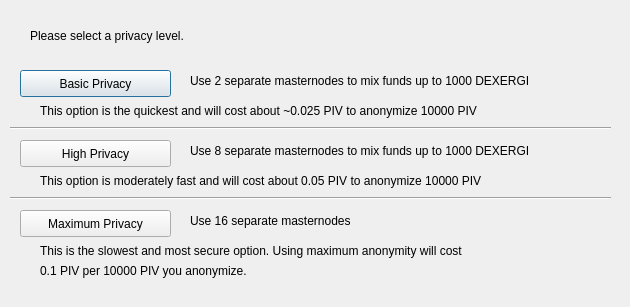
Qt form src/qt/forms/obfuscationconfig.ui (royalsoftkv/dexergi) before a commit.
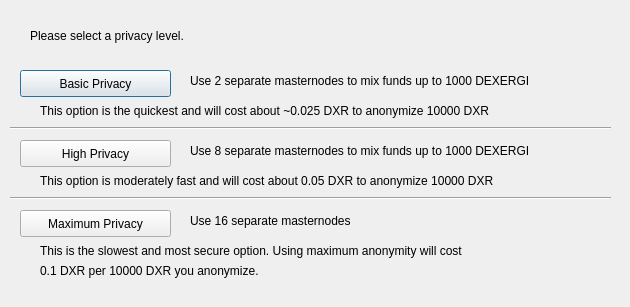
The same form after that commit.

Diff of the .ui file:
```diff
--- a/src/qt/forms/obfuscationconfig.ui
+++ b/src/qt/forms/obfuscationconfig.ui
@@ -114,7 +114,7 @@
     </rect>
    </property>
    <property name="text">
-    <string>This option is the quickest and will cost about ~0.025 PIV to anonymize 10000 PIV</string>
+    <string>This option is the quickest and will cost about ~0.025 DXR to anonymize 10000 DXR</string>
    </property>
   </widget>
   <widget class="QLabel" name="label_7">
@@ -127,7 +127,7 @@
     </rect>
    </property>
    <property name="text">
-    <string>This option is moderately fast and will cost about 0.05 PIV to anonymize 10000 PIV</string>
+    <string>This option is moderately fast and will cost about 0.05 DXR to anonymize 10000 DXR</string>
    </property>
   </widget>
   <widget class="QLabel" name="label_8">
@@ -153,7 +153,7 @@
     </rect>
    </property>
    <property name="text">
-    <string>0.1 PIV per 10000 PIV you anonymize.</string>
+    <string>0.1 DXR per 10000 DXR you anonymize.</string>
    </property>
   </widget>
   <widget class="Line" name="line">
```
